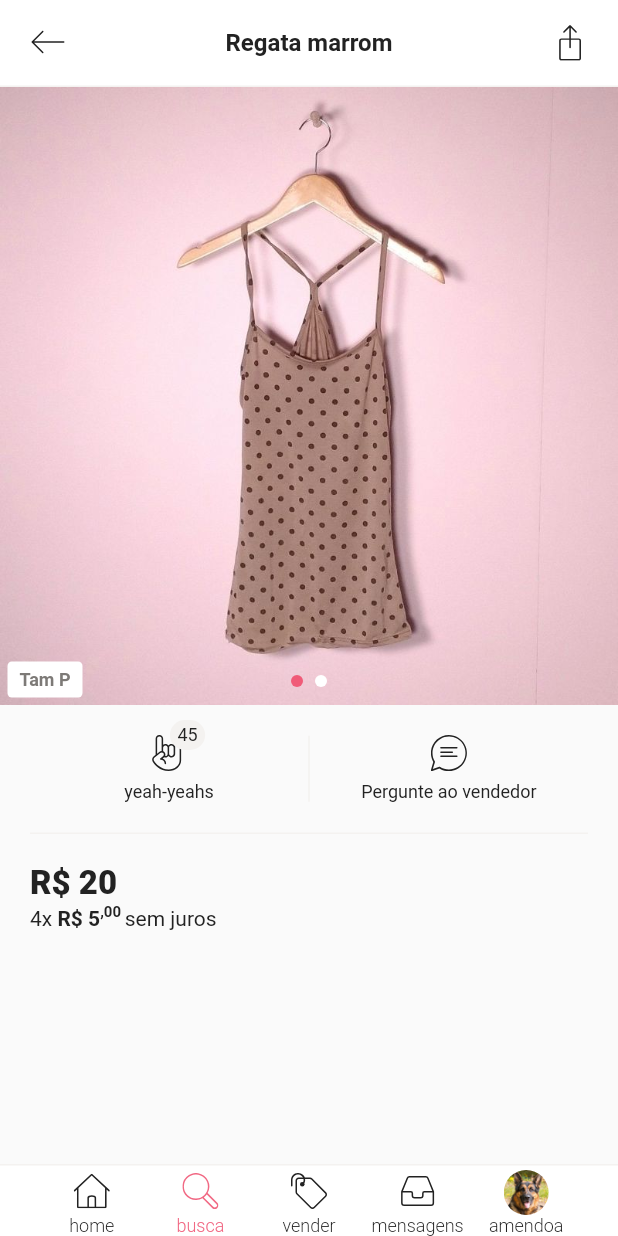
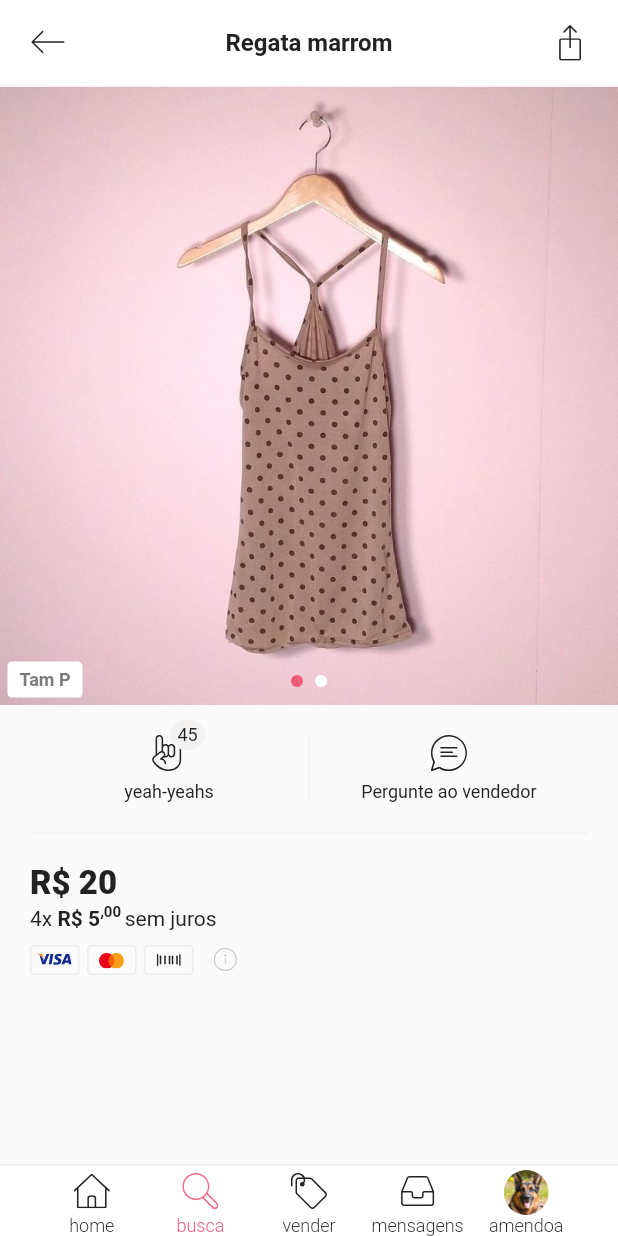
Before and after one commit to amendoa/enjoei_product_flutter_speedcode, a Flutter app: the screen it shows after launch, on a phone screen of 412 x 824 dp. Run offline on Flutter 3.47's test engine with Material 2 defaults, Android fonts, the phone set to English and light mode, and no system bars; our stand-ins replace flutter_svg; Roboto replaces fonts that are missing (Proxima Nova).

Commit message:
feat: create payment section

```diff
--- a/lib/main.dart
+++ b/lib/main.dart
@@ -542,6 +542,103 @@ class PriceInfo extends StatelessWidget {
   }
 }
 
+class PaymentInfo extends StatelessWidget {
+  const PaymentInfo({
+    Key key,
+  }) : super(key: key);
+
+  @override
+  Widget build(BuildContext context) {
+    return Padding(
+      padding: const EdgeInsets.only(
+        top: 10,
+        bottom: 10,
+      ),
+      child: Row(
+        children: <Widget>[
+          Container(
+            decoration: BoxDecoration(
+              border: Border.all(
+                color: EnjoeiColors.gray200,
+                width: 1,
+              ),
+              borderRadius: BorderRadius.circular(3),
+            ),
+            height: 20,
+            width: 33,
+            child: Center(
+              child: SizedBox(
+                height: 24,
+                width: 24,
+                child: SvgPicture.asset(
+                  'assets/icons/visa.svg',
+                ),
+              ),
+            ),
+          ),
+          SizedBox(width: 5),
+          Container(
+            decoration: BoxDecoration(
+              border: Border.all(
+                color: EnjoeiColors.gray200,
+                width: 1,
+              ),
+              borderRadius: BorderRadius.circular(3),
+            ),
+            height: 20,
+            width: 33,
+            child: Center(
+              child: SizedBox(
+                height: 17,
+                width: 17,
+                child: SvgPicture.asset(
+                  'assets/icons/mastercard.svg',
+                ),
+              ),
+            ),
+          ),
+          SizedBox(width: 5),
+          Container(
+            decoration: BoxDecoration(
+              border: Border.all(
+                color: EnjoeiColors.gray200,
+                width: 1,
+              ),
+              borderRadius: BorderRadius.circular(3),
+            ),
+            height: 20,
+            width: 33,
+            child: Center(
+              child: SizedBox(
+                height: 16,
+                width: 16,
+                child: SvgPicture.asset(
+                  'assets/icons/barcode.svg',
+                ),
+              ),
+            ),
+          ),
+          SizedBox(width: 5),
+          Container(
+            height: 20,
+            width: 33,
+            child: Center(
+              child: SizedBox(
+                height: 16,
+                width: 16,
+                child: SvgPicture.asset(
+                  'assets/icons/information.svg',
+                  color: EnjoeiColors.gray300,
+                ),
+              ),
+            ),
+          )
+        ],
+      ),
+    );
+  }
+}
+
 class ProductPage extends StatelessWidget {
   @override
   Widget build(BuildContext context) {
@@ -565,6 +662,7 @@ class ProductPage extends StatelessWidget {
                     children: <Widget>[
                       ProductActions(),
                       PriceInfo(),
+                      PaymentInfo()
                     ],
                   ),
                 ),
```
